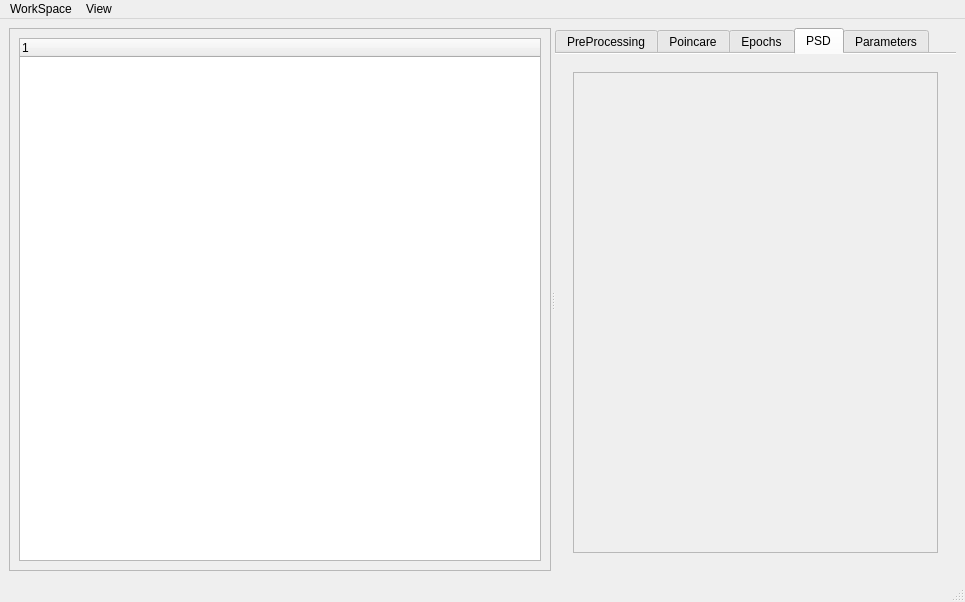
Before: the Qt Designer form form.ui in markspan/spectHR, drawn with Qt 5.
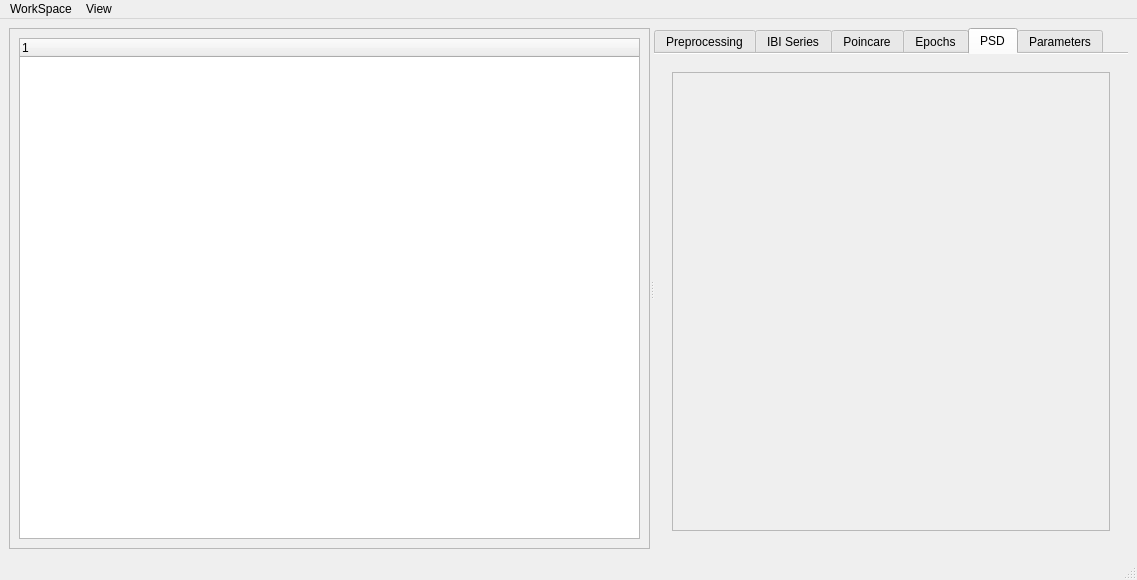
After: the same form once the commit is applied. The open tabs and pages were chosen to show the change.

```diff
--- a/form.ui
+++ b/form.ui
@@ -6,8 +6,8 @@
    <rect>
     <x>0</x>
     <y>0</y>
-    <width>965</width>
-    <height>602</height>
+    <width>1137</width>
+    <height>580</height>
    </rect>
   </property>
   <property name="windowTitle">
@@ -39,6 +39,12 @@
        <enum>Qt::Orientation::Horizontal</enum>
       </property>
       <widget class="QFrame" name="Treeframe">
+       <property name="sizePolicy">
+        <sizepolicy hsizetype="Expanding" vsizetype="Expanding">
+         <horstretch>0</horstretch>
+         <verstretch>0</verstretch>
+        </sizepolicy>
+       </property>
        <property name="baseSize">
         <size>
          <width>19</width>
@@ -81,11 +87,41 @@
        </property>
        <widget class="QWidget" name="PreProcessing">
         <attribute name="title">
-         <string>PreProcessing</string>
+         <string>Preprocessing</string>
         </attribute>
         <layout class="QHBoxLayout" name="horizontalLayout_2">
          <item>
-          <widget class="QWidget" name="mplPreProcessing" native="true"/>
+          <widget class="QWidget" name="mplPreProcessing" native="true">
+           <property name="sizePolicy">
+            <sizepolicy hsizetype="Expanding" vsizetype="Expanding">
+             <horstretch>0</horstretch>
+             <verstretch>0</verstretch>
+            </sizepolicy>
+           </property>
+          </widget>
+         </item>
+        </layout>
+       </widget>
+       <widget class="QWidget" name="Series">
+        <property name="sizePolicy">
+         <sizepolicy hsizetype="Expanding" vsizetype="Expanding">
+          <horstretch>0</horstretch>
+          <verstretch>0</verstretch>
+         </sizepolicy>
+        </property>
+        <attribute name="title">
+         <string>IBI Series</string>
+        </attribute>
+        <layout class="QHBoxLayout" name="horizontalLayout_7">
+         <item>
+          <widget class="QWidget" name="mplIBISeries" native="true">
+           <property name="sizePolicy">
+            <sizepolicy hsizetype="Expanding" vsizetype="Expanding">
+             <horstretch>0</horstretch>
+             <verstretch>0</verstretch>
+            </sizepolicy>
+           </property>
+          </widget>
          </item>
         </layout>
        </widget>
@@ -110,12 +146,24 @@
         </layout>
        </widget>
        <widget class="QWidget" name="PSD">
+        <property name="sizePolicy">
+         <sizepolicy hsizetype="Expanding" vsizetype="Expanding">
+          <horstretch>0</horstretch>
+          <verstretch>0</verstretch>
+         </sizepolicy>
+        </property>
         <attribute name="title">
          <string>PSD</string>
         </attribute>
         <layout class="QHBoxLayout" name="horizontalLayout_5">
          <item>
           <widget class="QWidget" name="mplPSD" native="true">
+           <property name="sizePolicy">
+            <sizepolicy hsizetype="Expanding" vsizetype="Expanding">
+             <horstretch>0</horstretch>
+             <verstretch>0</verstretch>
+            </sizepolicy>
+           </property>
            <layout class="QVBoxLayout" name="verticalLayout_2">
             <item>
              <widget class="QScrollArea" name="scrollArea">
@@ -127,10 +175,16 @@
                 <rect>
                  <x>0</x>
                  <y>0</y>
-                 <width>365</width>
-                 <height>479</height>
+                 <width>62</width>
+                 <height>16</height>
                 </rect>
                </property>
+               <property name="sizePolicy">
+                <sizepolicy hsizetype="Expanding" vsizetype="Expanding">
+                 <horstretch>0</horstretch>
+                 <verstretch>0</verstretch>
+                </sizepolicy>
+               </property>
               </widget>
              </widget>
             </item>
@@ -159,7 +213,7 @@
     <rect>
      <x>0</x>
      <y>0</y>
-     <width>965</width>
+     <width>1137</width>
      <height>22</height>
     </rect>
    </property>
```
Left out of the diff: 62 changed lines with no effect on the pictures.
